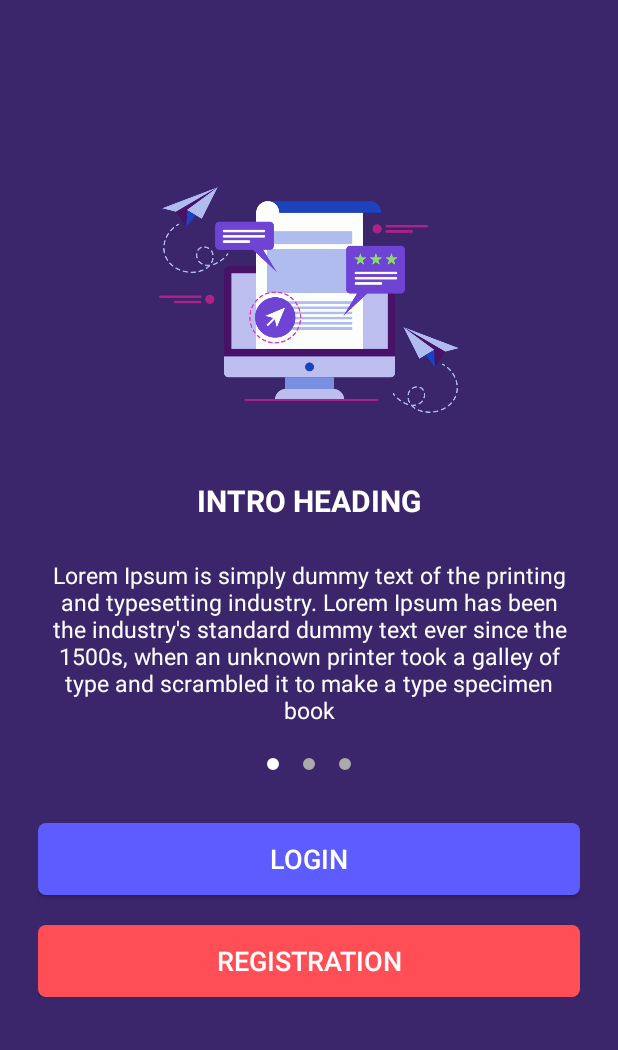
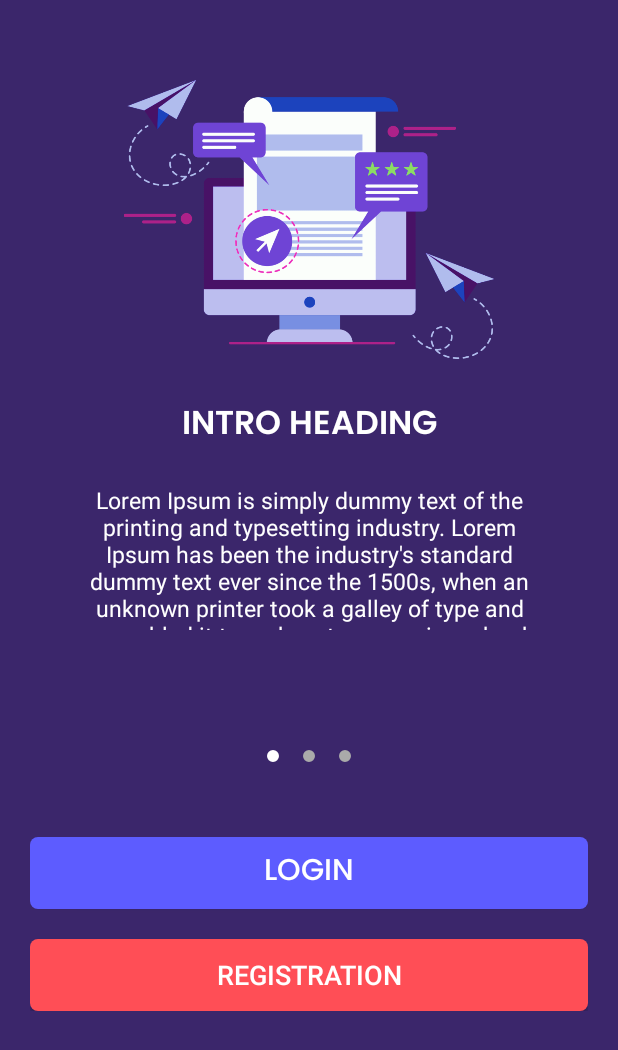
Before and after one commit to amolbodhare/shianikha, an Android app: the screen it shows after launch (WalkThroughActivity), on a phone screen of 412 x 824 dp. Shown: the top 1050 px of the screen. Run offline under Robolectric (Android 15) with nearby library versions, the phone set to English and light mode, and no system bars.

Commit message:
14-05-19 working again from xd design

```diff
--- a/app/build.gradle
+++ b/app/build.gradle
@@ -4,7 +4,7 @@ android {
     compileSdkVersion 28
     defaultConfig {
         applicationId "com.example.shianikha"
-        minSdkVersion 15
+        minSdkVersion 21
         targetSdkVersion 28
         versionCode 1
         versionName "1.0"
--- a/app/src/main/java/com/example/shianikha/activities/WalkThroughActivity.java
+++ b/app/src/main/java/com/example/shianikha/activities/WalkThroughActivity.java
@@ -22,7 +22,7 @@ public class WalkThroughActivity extends AppCompatActivity {
     protected void onCreate(Bundle savedInstanceState) {
         super.onCreate(savedInstanceState);
         setContentView(R.layout.activity_walk_through);
-        this.getWindow().setFlags(WindowManager.LayoutParams.FLAG_FULLSCREEN, WindowManager.LayoutParams.FLAG_FULLSCREEN);
+        //this.getWindow().setFlags(WindowManager.LayoutParams.FLAG_FULLSCREEN, WindowManager.LayoutParams.FLAG_FULLSCREEN);
         slideViewPager=(ViewPager)findViewById(R.id.slideViewPager);
         sliderAdapter=new SliderAdapter(this);
         slideViewPager.setAdapter(sliderAdapter);
--- a/app/src/main/java/com/example/shianikha/adapters/SliderAdapter.java
+++ b/app/src/main/java/com/example/shianikha/adapters/SliderAdapter.java
@@ -7,6 +7,7 @@ import android.view.LayoutInflater;
 import android.view.View;
 import android.view.ViewGroup;
 import android.widget.ImageView;
+import android.widget.LinearLayout;
 import android.widget.RelativeLayout;
 import android.widget.TextView;
 
@@ -22,7 +23,7 @@ public class SliderAdapter extends PagerAdapter
         this.context=context;
 
     }
-    public int[] slide_images={R.drawable.intro1,R.drawable.intro3,R.drawable.intro3};
+    public int[] slide_images={R.drawable.intro1,R.drawable.intro2,R.drawable.intro3};
     public String[] slide_headings={"INTRO HEADING","INTRO HEADING","INTRO HEADING"};
     public String[] slide_descs={"Lorem Ipsum is simply dummy text of the printing and typesetting industry. Lorem Ipsum has been the industry's standard dummy text ever since the 1500s, when an unknown printer took a galley of type and scrambled it to make a type specimen book","Lorem Ipsum is simply dummy text of the printing and typesetting industry. Lorem Ipsum has been the industry's standard dummy text ever since the 1500s, when an unknown printer took a galley of type and scrambled it to make a type specimen book","Lorem Ipsum is simply dummy text of the printing and typesetting industry. Lorem Ipsum has been the industry's standard dummy text ever since the 1500s, when an unknown printer took a galley of type and scrambled it to make a type specimen book"};
     @Override
--- a/app/src/main/res/layout/activity_walk_through.xml
+++ b/app/src/main/res/layout/activity_walk_through.xml
@@ -3,51 +3,73 @@
     xmlns:android="http://schemas.android.com/apk/res/android"
     xmlns:app="http://schemas.android.com/apk/res-auto"
     xmlns:tools="http://schemas.android.com/tools"
+    tools:context=".activities.WalkThroughActivity"
     android:layout_width="match_parent"
     android:layout_height="match_parent"
-    android:background="#3b266b"
-    tools:context=".activities.WalkThroughActivity">
+    android:background="#3b266b">
+
+
+        <!--<ImageView
+            android:layout_width="match_parent"
+            android:layout_height="720dp"
+            android:scaleType="centerCrop"
+            android:src="@drawable/back_layer"/>-->
+
+        <RelativeLayout
+            android:id="@+id/relativeLayout"
+            android:layout_width="match_parent"
+            android:layout_height="wrap_content">
 
             <android.support.v4.view.ViewPager
                 android:id="@+id/slideViewPager"
-        android:layout_width="wrap_content"
-        android:layout_height="wrap_content">
-    </android.support.v4.view.ViewPager>
+                android:layout_marginLeft="30dp"
+                android:layout_marginRight="29dp"
+                android:layout_width="match_parent"
+                android:layout_height="460dp" />
 
             <android.support.design.widget.TabLayout
                 android:id="@+id/tab_layout"
+                android:layout_width="match_parent"
+                android:layout_height="wrap_content"
+                android:layout_marginTop="20dp"
+                android:layout_below="@id/slideViewPager"
                 app:tabBackground="@drawable/tab_selector"
                 app:tabGravity="center"
-        android:layout_marginTop="485dp"
-        app:tabIndicatorHeight="0dp"
+                app:tabIndicatorHeight="0dp" />
+
+        </RelativeLayout>
+
+        <RelativeLayout
             android:layout_width="match_parent"
-        android:layout_height="wrap_content"/>
-    <LinearLayout
-        android:orientation="vertical"
-        android:layout_width="match_parent"
-        android:layout_below="@id/tab_layout"
-        android:layout_marginLeft="25dp"
-        android:layout_marginRight="25dp"
-        android:layout_marginTop="15dp"
-        android:layout_height="wrap_content">
+            android:layout_height="wrap_content"
+            android:layout_marginLeft="20dp"
+            android:layout_marginRight="20dp"
+            android:layout_marginTop="30dp"
+            android:layout_below="@id/relativeLayout"
+            android:orientation="vertical">
+
             <Button
                 android:id="@+id/btn_login"
+                android:layout_width="match_parent"
+                android:layout_height="wrap_content"
+                android:background="@drawable/blue_button_back"
                 android:text="LOGIN"
-            android:textSize="18dp"
+                android:fontFamily="@font/poppins_medium"
                 android:textColor="@color/white"
-            android:background="@drawable/blue_button_back"
-            android:layout_width="match_parent"
-            android:layout_height="wrap_content" />
+                android:textSize="20dp" />
+
             <Button
                 android:id="@+id/btn_reg"
+                android:layout_width="match_parent"
+                android:layout_height="wrap_content"
+                android:layout_below="@id/btn_login"
+                android:layout_marginTop="20dp"
+                android:background="@drawable/orange_button_back"
                 android:text="REGISTRATION"
-            android:textSize="18dp"
                 android:textColor="@color/white"
-            android:background="@drawable/orange_button_back"
-            android:layout_marginTop="20dp"
-            android:layout_width="match_parent"
-            android:layout_height="wrap_content" />
-
-    </LinearLayout>
+                android:textSize="18dp" />
 
         </RelativeLayout>
+
+
+</RelativeLayout>
--- a/app/src/main/res/layout/slide_layout.xml
+++ b/app/src/main/res/layout/slide_layout.xml
@@ -1,38 +1,39 @@
 <?xml version="1.0" encoding="utf-8"?>
 <RelativeLayout xmlns:android="http://schemas.android.com/apk/res/android"
     android:layout_width="match_parent"
-    android:layout_margin="20dp"
     android:layout_height="wrap_content">
 
     <ImageView
         android:id="@+id/slider_image"
-        android:layout_marginTop="100dp"
+        android:layout_marginTop="53dp"
         android:src="@drawable/ic_launcher_background"
         android:layout_centerHorizontal="true"
-        android:layout_width="200dp"
-        android:layout_height="200dp" />
+        android:layout_width="248dp"
+        android:layout_height="186dp" />
+
     <TextView
         android:id="@+id/title_tv"
         android:text="Heading"
-        android:textSize="20dp"
-        android:layout_marginTop="20dp"
-        android:textStyle="bold"
+        android:textSize="22dp"
+        android:layout_marginTop="25dp"
+        android:fontFamily="@font/poppins_semibold"
         android:textColor="@color/white"
         android:layout_below="@id/slider_image"
         android:layout_centerHorizontal="true"
         android:layout_width="wrap_content"
         android:layout_height="wrap_content" />
+
     <TextView
         android:id="@+id/desc_tv"
         android:layout_below="@id/title_tv"
-        android:layout_marginTop="30dp"
-        android:textSize="15dp"
-        android:layout_margin="25dp"
+        android:textSize="15sp"
+        android:layout_marginLeft="20dp"
+        android:layout_marginRight="20dp"
+        android:layout_marginTop="20dp"
         android:textAlignment="center"
         android:textColor="@color/white"
-        android:layout_centerHorizontal="true"
         android:text="description kjnfdsfb jsdfmnvsdmn sd bdfm,bvmsdfbbmb"
-        android:layout_width="wrap_content"
-        android:layout_height="wrap_content" />
+        android:layout_width="match_parent"
+        android:layout_height="97dp" />
 
 </RelativeLayout>
--- a/app/src/main/res/values/styles.xml
+++ b/app/src/main/res/values/styles.xml
@@ -13,6 +13,7 @@
         <item name="colorPrimary">@color/colorPrimary</item>
         <item name="colorPrimaryDark">@color/colorPrimaryDark</item>
         <item name="colorAccent">@color/colorAccent</item>
+        <item name="android:windowTranslucentStatus">true</item>
     </style>
 
 </resources>
```
Also changed, not shown: app/src/main/java/com/example/shianikha/activities/RegisterationActivity.java (+5 -2 lines), app/src/main/res/drawable/back_layer.png (added), app/src/main/res/font/poppins_medium.ttf (added), app/src/main/res/font/poppins_regular.ttf (added), app/src/main/res/font/poppins_semibold.ttf (added), 1 other file. Lines whose indentation alone changed are shown as unchanged.
